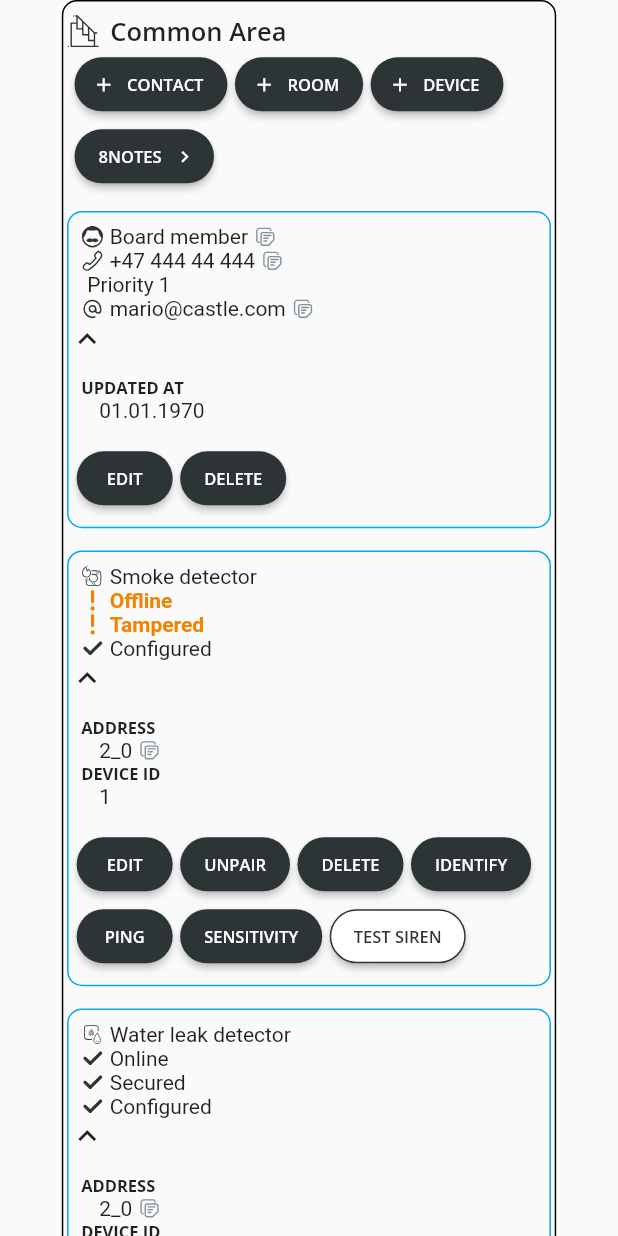
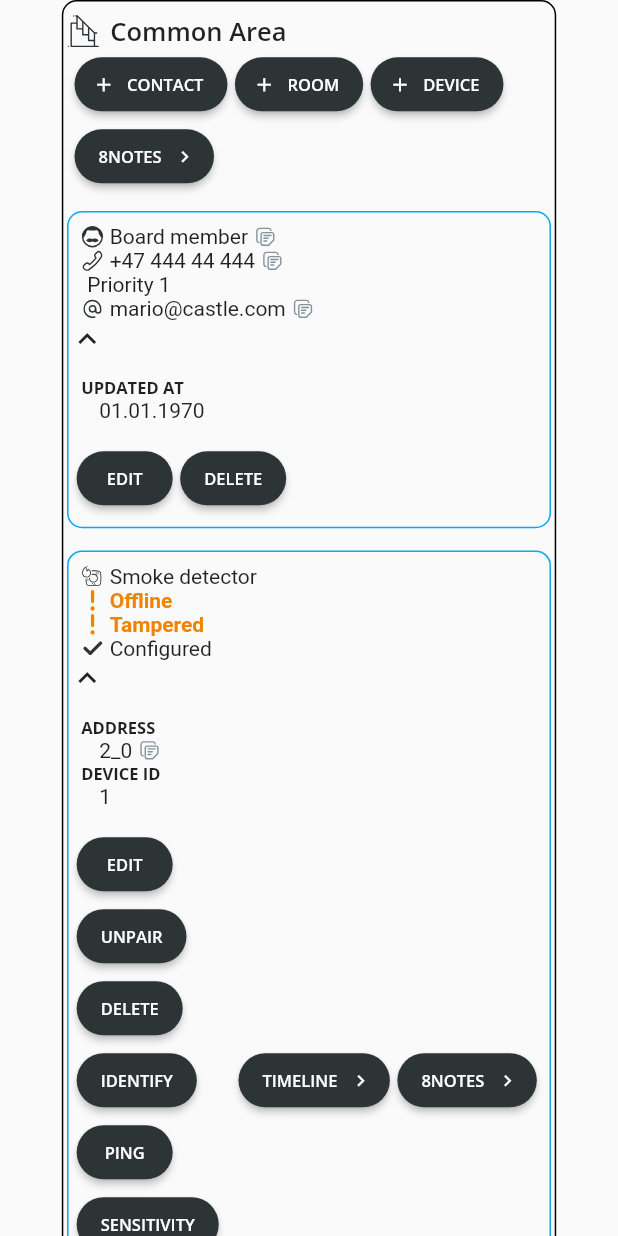
Before and after one commit to Tesfamichael1074/ui_test_futurehome, a Flutter app: the screen it shows after launch, on a phone screen of 412 x 824 dp. Run offline on Flutter 3.47's test engine with Material 2 defaults, Android fonts, the phone set to English and light mode, and no system bars; our stand-ins replace flutter_svg, google_fonts.

Commit message:
fixed card app bar alignment issue

```diff
--- a/lib/components/card.dart
+++ b/lib/components/card.dart
@@ -74,7 +74,17 @@
           ),
 
           // Buttons in the card
-          CustomButtonGroup(buttons: footerButtons),
+          Row(
+            children: [
+              Expanded(
+                child: CustomButtonGroup(buttons: footerButtons),
+              ),
+              Padding(
+                padding: const EdgeInsets.only(right: 8.0),
+                child: CustomButtonGroup(buttons: footerButtons2),
+              ),
+            ],
+          ),
         ],
       ),
     );
--- a/lib/components/container_appbar.dart
+++ b/lib/components/container_appbar.dart
@@ -40,9 +40,10 @@
       child: Container(
         width: size.width,
         child: Wrap(
+          alignment: WrapAlignment.spaceBetween,
           children: [
             Container(
-              width: size.width * 0.55,
+              width: 300,
               child: Row(
                 crossAxisAlignment: CrossAxisAlignment.center,
                 children: [
@@ -61,6 +62,7 @@
               ),
             ),
             // const Spacer(),
+
             CustomButtonGroup(
               buttons: tempButtons,
             ),
--- a/lib/constants/card_2.dart
+++ b/lib/constants/card_2.dart
@@ -40,8 +40,16 @@
 ];
 
 final card2FooterButtons2 = [
-  CustomIconButtons(name: "Timeline"),
-  CustomIconButtons(name: "8Notes"),
+  CustomIconButtons(
+    name: "Timeline",
+    iconAlignment: CustomIconAlignMent.right,
+    icon: Icons.keyboard_arrow_right,
+  ),
+  CustomIconButtons(
+    name: "8Notes",
+    iconAlignment: CustomIconAlignMent.right,
+    icon: Icons.keyboard_arrow_right,
+  ),
 ];
 
 final card2Content = [
--- a/lib/constants/card_3.dart
+++ b/lib/constants/card_3.dart
@@ -28,6 +28,19 @@
   CustomIconButtons(name: "ping"),
 ];
 
+final card3FooterButtons2 = [
+  CustomIconButtons(
+    name: "Timeline",
+    iconAlignment: CustomIconAlignMent.right,
+    icon: Icons.keyboard_arrow_right,
+  ),
+  CustomIconButtons(
+    name: "8Notes",
+    iconAlignment: CustomIconAlignMent.right,
+    icon: Icons.keyboard_arrow_right,
+  ),
+];
+
 final card3Content = [
   {"key": "Address", "value": "2_0", "icon": true},
   {"key": "Device ID", "value": "1", "icon": false},
--- a/lib/pages/MainCard.dart
+++ b/lib/pages/MainCard.dart
@@ -46,12 +46,14 @@
                   footerButtons: card2FooterButtons,
                   titleBarContents: card2TitleBarContents,
                   cardContent: card2Content,
+                  footerButtons2: card2FooterButtons2,
                 ),
                 CustomCard(
                   size: size,
                   footerButtons: card3FooterButtons,
                   titleBarContents: card3TitleBarContents,
                   cardContent: card3Content,
+                  footerButtons2: card3FooterButtons2,
                 ),
                 // CustomCard(
                 //   size: size,
```
